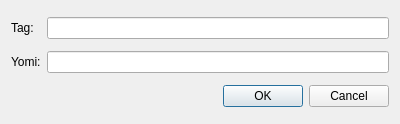
Before: the Qt Designer form src/taginputdialog.ui in ambiesoft/SceneExplorer, drawn with Qt 5.
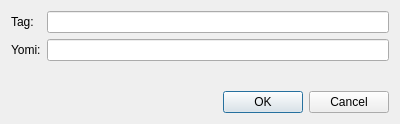
After: the same form once the commit is applied.

Commit message: Modified: TagInputDialog checks and warns if the tag entered by the user already exists.

What changed in the file:
```diff
--- a/src/taginputdialog.ui
+++ b/src/taginputdialog.ui
@@ -14,16 +14,6 @@
    <string>Tag</string>
   </property>
   <layout class="QGridLayout" name="gridLayout">
-   <item row="0" column="0">
-    <widget class="QLabel" name="labelTag">
-     <property name="text">
-      <string>Tag:</string>
-     </property>
-     <property name="buddy">
-      <cstring>lineTag</cstring>
-     </property>
-    </widget>
-   </item>
    <item row="1" column="0">
     <widget class="QLabel" name="labelYomi">
      <property name="text">
@@ -40,7 +30,17 @@
    <item row="1" column="1">
     <widget class="QLineEdit" name="lineYomi"/>
    </item>
-   <item row="2" column="1">
+   <item row="0" column="0">
+    <widget class="QLabel" name="labelTag">
+     <property name="text">
+      <string>Tag:</string>
+     </property>
+     <property name="buddy">
+      <cstring>lineTag</cstring>
+     </property>
+    </widget>
+   </item>
+   <item row="3" column="1">
     <widget class="QDialogButtonBox" name="buttonBox">
      <property name="orientation">
       <enum>Qt::Horizontal</enum>
@@ -50,6 +50,50 @@
      </property>
     </widget>
    </item>
+   <item row="2" column="1">
+    <widget class="QLabel" name="labelWarn">
+     <property name="palette">
+      <palette>
+       <active>
+        <colorrole role="WindowText">
+         <brush brushstyle="SolidPattern">
+          <color alpha="255">
+           <red>255</red>
+           <green>0</green>
+           <blue>4</blue>
+          </color>
+         </brush>
+        </colorrole>
+       </active>
+       <inactive>
+        <colorrole role="WindowText">
+         <brush brushstyle="SolidPattern">
+          <color alpha="255">
+           <red>255</red>
+           <green>0</green>
+           <blue>4</blue>
+          </color>
+         </brush>
+        </colorrole>
+       </inactive>
+       <disabled>
+        <colorrole role="WindowText">
+         <brush brushstyle="SolidPattern">
+          <color alpha="255">
+           <red>107</red>
+           <green>102</green>
+           <blue>126</blue>
+          </color>
+         </brush>
+        </colorrole>
+       </disabled>
+      </palette>
+     </property>
+     <property name="text">
+      <string/>
+     </property>
+    </widget>
+   </item>
   </layout>
  </widget>
  <tabstops>
```
The commit also changes 6 other files.
